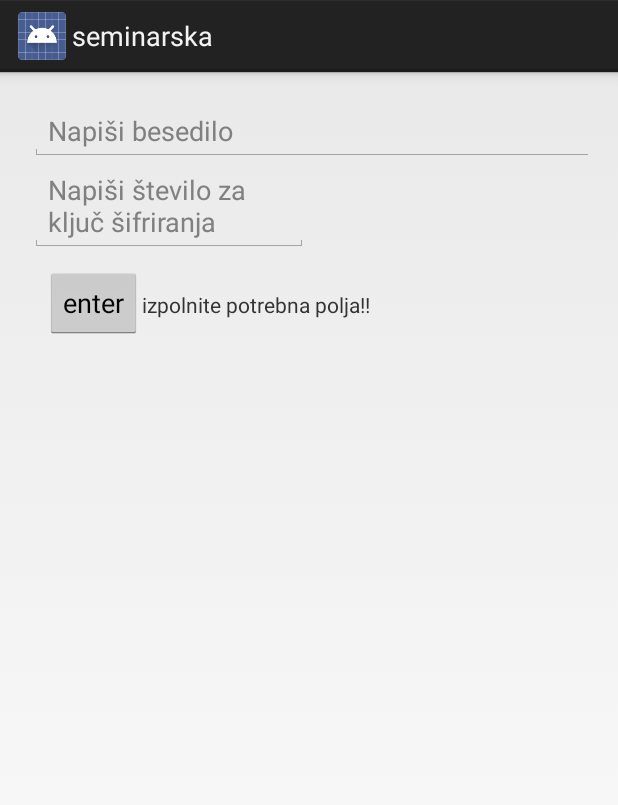
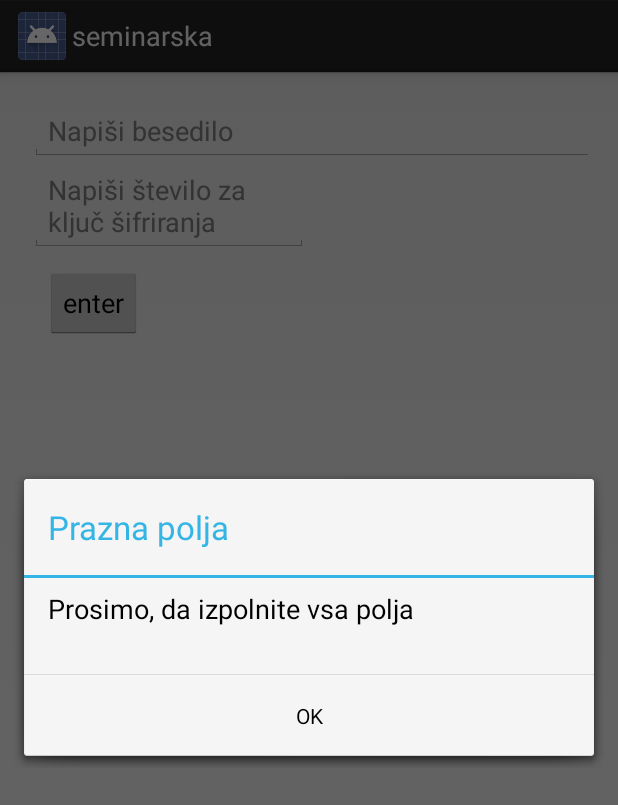
Before and after one commit to PBlackwing/seminarska, an Android app: the Cezarjeva screen opened directly, with no data from a screen before it, after a tap on "enter", on a phone screen of 412 x 824 dp. Shown: the top 805 px of the screen. Run offline under Robolectric (Android 15) with nearby library versions, the phone set to English and light mode, and no system bars.

Commit message:
posodobljeni activitiyji po predlogih

```diff
--- a/app/src/main/java/si/peterb/seminarska/Cezarjeva.java
+++ b/app/src/main/java/si/peterb/seminarska/Cezarjeva.java
@@ -1,6 +1,8 @@
 package si.peterb.seminarska;
 
 import android.app.Activity;
+import android.app.AlertDialog;
+import android.content.DialogInterface;
 import android.content.Intent;
 import android.os.Bundle;
 import android.util.Log;
@@ -8,6 +10,7 @@ import android.view.View;
 import android.widget.Button;
 import android.widget.EditText;
 import android.widget.TextView;
+import android.widget.Toast;
 
 public class Cezarjeva extends Activity {
 
@@ -20,29 +23,50 @@ public class Cezarjeva extends Activity {
         Button button5 = findViewById(R.id.button5);
         button5.setOnClickListener(new View.OnClickListener(){
             public void onClick(View view) {
-                final String msg = (((EditText) findViewById(R.id.besedilo)).getText()).toString();
-                String kok = (((EditText) findViewById(R.id.cezkljuc)).getText()).toString();
-                if ((msg.length() != 0) && (kok.length() != 0)) {
-                    if(kok.length()>msg.length()){
-                        kok = kok.substring(0, msg.length());
-                    }
-                    final int koliko = Integer.parseInt(kok);
-                    Intent results = new Intent(Cezarjeva.this,Results.class);
-                    results.putExtra("str_zasif", zasifriraj(msg,koliko));
-                    Log.e("n", msg+"."+ kok);
-                    startActivity(results);
-                }
-                else {
-                    TextView mTitle = findViewById(R.id.opozorilo);
-                    mTitle.setText("izpolnite potrebna polja!!");
-
-                }
+                cela();
             }
         });
 
     }
 
-    public String zasifriraj (String besedilce, int ključek)
+    public void cela () {
+        final String msg = (((EditText) findViewById(R.id.besedilo)).getText()).toString();
+        String kok = (((EditText) findViewById(R.id.cezkljuc)).getText()).toString();
+        if ((msg.length() != 0) && (kok.length() != 0)) {
+            try {
+                if (kok.length() > msg.length()) {
+                    kok = kok.substring(0, msg.length());
+                }
+                final int koliko = Integer.parseInt(kok);
+                Intent results = new Intent(Cezarjeva.this, Results.class);
+                results.putExtra("str_zasif", zasifriraj(msg, koliko));
+                Log.e("n", msg + "." + kok);
+                startActivity(results);
+            }
+            catch (Exception e) {
+                Toast.makeText(getApplicationContext(), "nekaj je narobe :( (prvi del sporočila je: JE)",Toast.LENGTH_SHORT).show();
+            }
+        }
+        else {
+            AlertDialog alertDialog = new AlertDialog.Builder(Cezarjeva.this).create();
+            alertDialog.setTitle("Prazna polja");
+            alertDialog.setMessage("Prosimo, da izpolnite vsa polja");
+
+
+            alertDialog.setButton("OK", new DialogInterface.OnClickListener() {
+                public void onClick(DialogInterface dialog, int which) {
+                    Toast.makeText(getApplicationContext(), "EASTER EGGS: ALERT MISSILES INCOMING", Toast.LENGTH_SHORT).show();
+                }
+            });
+
+            alertDialog.show();
+
+        }
+
+    }
+
+
+    public String zasifriraj (String besedilce, int kljucek)
     {
         final String abeceda = "abcčdefghijklmnoprsštuvzž1234567890";
         besedilce = besedilce.toLowerCase();
@@ -50,7 +74,7 @@ public class Cezarjeva extends Activity {
         for (int i = 0; i < besedilce.length(); i++)
         {
             int charPosition = abeceda.indexOf(besedilce.charAt(i));
-            int keyVal = (ključek + charPosition) % 36;
+            int keyVal = (kljucek + charPosition) % 36;
             char replaceValue = abeceda.charAt(keyVal);
             rez += replaceValue;
         }
--- a/app/src/main/java/si/peterb/seminarska/Odsifriraj.java
+++ b/app/src/main/java/si/peterb/seminarska/Odsifriraj.java
@@ -16,7 +16,6 @@ public class Odsifriraj extends Activity {
     protected void onCreate(Bundle savedInstanceState) {
         super.onCreate(savedInstanceState);
         setContentView(R.layout.activity_odsifriraj);
-        final int RESULT = 1;
         Button btn =  findViewById(R.id.button8);
 
         btn.setOnClickListener(new View.OnClickListener() {
--- a/app/src/main/res/values/styles.xml
+++ b/app/src/main/res/values/styles.xml
@@ -3,6 +3,7 @@
     <!-- Base application theme. -->
     <style name="AppTheme" parent="android:Theme.Holo.Light.DarkActionBar">
         <!-- Customize your theme here. -->
+
     </style>
 
 </resources>
```
Also changed, not shown: app/src/main/java/si/peterb/seminarska/CezarjevaOdsifrirana.java (+33 -10 lines), app/src/main/java/si/peterb/seminarska/Vigenere.java (+27 -6 lines), app/src/main/java/si/peterb/seminarska/VigenereOdsifrirana.java (+28 -6 lines).
